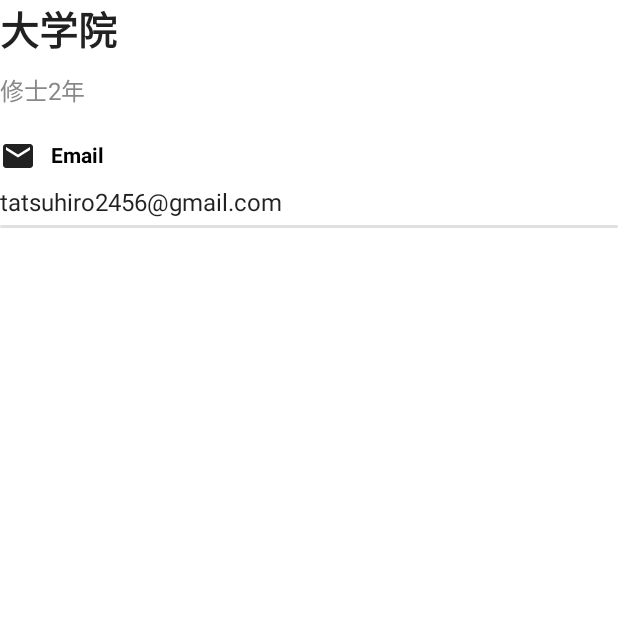
After one commit to tatsuhiro2456/IndentifyKotlin, an Android app built with Jetpack Compose: the composable CompanySection shown on its own in the app's theme, on a phone screen of 412 x 824 dp, the top half of it. The commit adds this screen. Run offline under Robolectric (Android 15) with nearby library versions, the phone set to English and light mode, and no system bars.

Commit message:
リファクタリング

```diff
--- /dev/null
+++ b/app/src/main/java/com/example/jetprofile/components/CompanySection.kt
@@ -0,0 +1,67 @@
+package com.example.jetprofile.components
+
+import androidx.compose.foundation.layout.Column
+import androidx.compose.foundation.layout.Spacer
+import androidx.compose.foundation.layout.fillMaxWidth
+import androidx.compose.foundation.layout.height
+import androidx.compose.foundation.shape.RoundedCornerShape
+import androidx.compose.material.Divider
+import androidx.compose.material.Text
+import androidx.compose.material.icons.Icons
+import androidx.compose.material.icons.filled.Email
+import androidx.compose.runtime.Composable
+import androidx.compose.ui.Alignment
+import androidx.compose.ui.Modifier
+import androidx.compose.ui.draw.clip
+import androidx.compose.ui.graphics.Color
+import androidx.compose.ui.text.font.FontWeight
+import androidx.compose.ui.unit.dp
+import androidx.compose.ui.unit.sp
+
+@Composable
+fun CompanySection(){
+    Column(
+        //startで左寄せ
+        horizontalAlignment = Alignment.Start,
+        //fillmMaxWidthで幅をいっぱいにする
+        modifier = Modifier.fillMaxWidth(),
+    ) {
+        //会社名
+        Text(
+            text = "大学院",
+            fontSize = 26.sp,
+            fontWeight = FontWeight.Bold,
+        )
+
+        Spacer(modifier = Modifier.height(10.dp))
+
+        Text(
+            text = "修士2年",
+            color = Color.Gray,
+            fontSize = 16.sp,
+        )
+
+        Spacer(modifier = Modifier.height(20.dp))
+
+        //email
+        Label(icon = Icons.Default.Email, text = "Email")
+
+
+        Spacer(modifier = Modifier.height(10.dp))
+
+        Text(
+            text = "tatsuhiro2456@gmail.com",
+            fontSize = 16.sp,
+        )
+
+        Spacer(modifier = Modifier.height(5.dp))
+
+        //線の描画
+        Divider(
+            //線の角を完全に丸くする
+            modifier = Modifier.clip(RoundedCornerShape(1000.dp)),
+            //線の太さ指定
+            thickness = 2.dp
+        )
+    }
+}
--- /dev/null
+++ b/app/src/main/java/com/example/jetprofile/components/label.kt
@@ -0,0 +1,39 @@
+package com.example.jetprofile.components
+
+import androidx.compose.foundation.layout.Row
+import androidx.compose.foundation.layout.Spacer
+import androidx.compose.foundation.layout.width
+import androidx.compose.material.Icon
+import androidx.compose.material.MaterialTheme
+import androidx.compose.material.Text
+import androidx.compose.runtime.Composable
+import androidx.compose.ui.Alignment
+import androidx.compose.ui.Modifier
+import androidx.compose.ui.graphics.Color
+import androidx.compose.ui.graphics.vector.ImageVector
+import androidx.compose.ui.text.font.FontWeight
+import androidx.compose.ui.unit.dp
+import androidx.compose.ui.unit.sp
+
+//jetpackcomposeの関数定義
+//onBackgroundにはテーマの方で設定されている値が入る
+@Composable
+fun Label(icon: ImageVector, text: String, color: Color = MaterialTheme.colors.onBackground) {
+    Row(verticalAlignment = Alignment.CenterVertically) {
+        //アイコン追加(もともと備わっているアイコンを使用)
+        Icon(
+            imageVector = icon,
+            contentDescription = null,
+        )
+
+        //横にスペースが欲しいためwidhを指定
+        Spacer(modifier = Modifier.width(10.dp))
+
+        Text(
+            text = text,
+            color = color,
+            fontSize = 14.sp,
+            fontWeight = FontWeight.Bold,
+        )
+    }
+}
```
Also changed, not shown: app/src/main/java/com/example/jetprofile/MainActivity.kt (+14 -96 lines), app/src/main/java/com/example/jetprofile/components/DetailSection.kt (added, +39 -0 lines).
